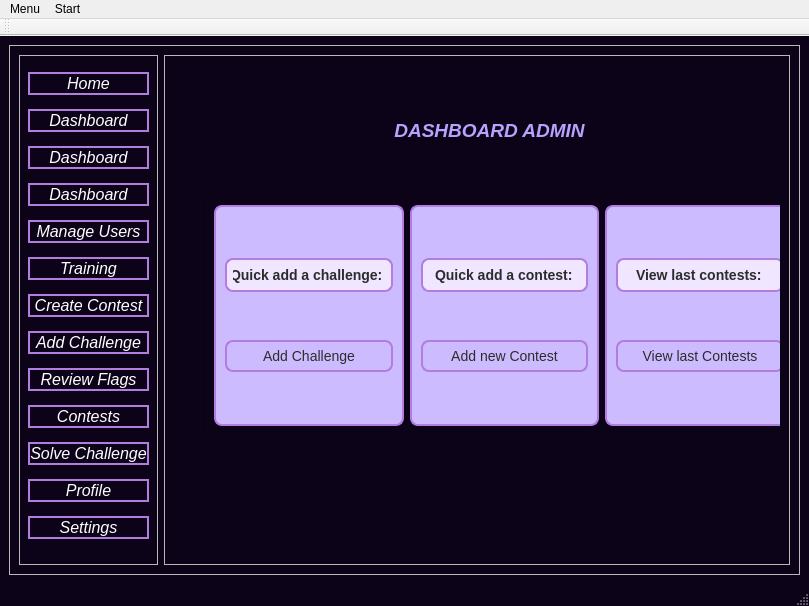
This is CyberRange/Client/MainMenu.ui in Pafy-24/CyberRange----POO as Qt 5 draws it before an edit. The edited form follows.
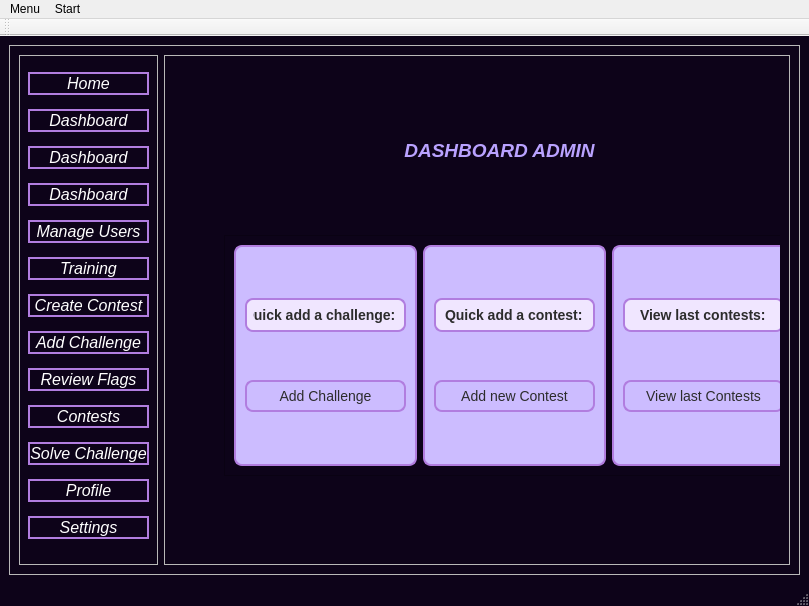
This is the edited form.

What changed in the file:
```diff
--- a/CyberRange/Client/MainMenu.ui
+++ b/CyberRange/Client/MainMenu.ui
@@ -494,8 +494,8 @@
               <property name="geometry">
                <rect>
                 <x>200</x>
-                <y>50</y>
-                <width>231</width>
+                <y>70</y>
+                <width>251</width>
                 <height>31</height>
                </rect>
               </property>
@@ -523,9 +523,9 @@
              <widget class="QFrame" name="frame_20">
               <property name="geometry">
                <rect>
-                <x>30</x>
-                <y>130</y>
-                <width>601</width>
+                <x>50</x>
+                <y>170</y>
+                <width>581</width>
                 <height>241</height>
                </rect>
               </property>
```
Left out of the diff: 6 changed lines with no effect on the pictures.
